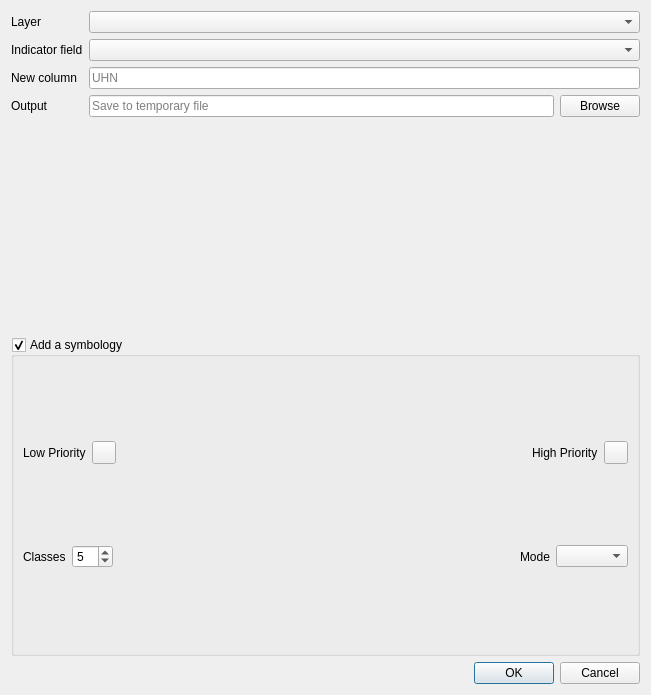
ePublicHealth/GeoPublicHealth, file ui/analysis/composite_index.ui: the form before one commit.
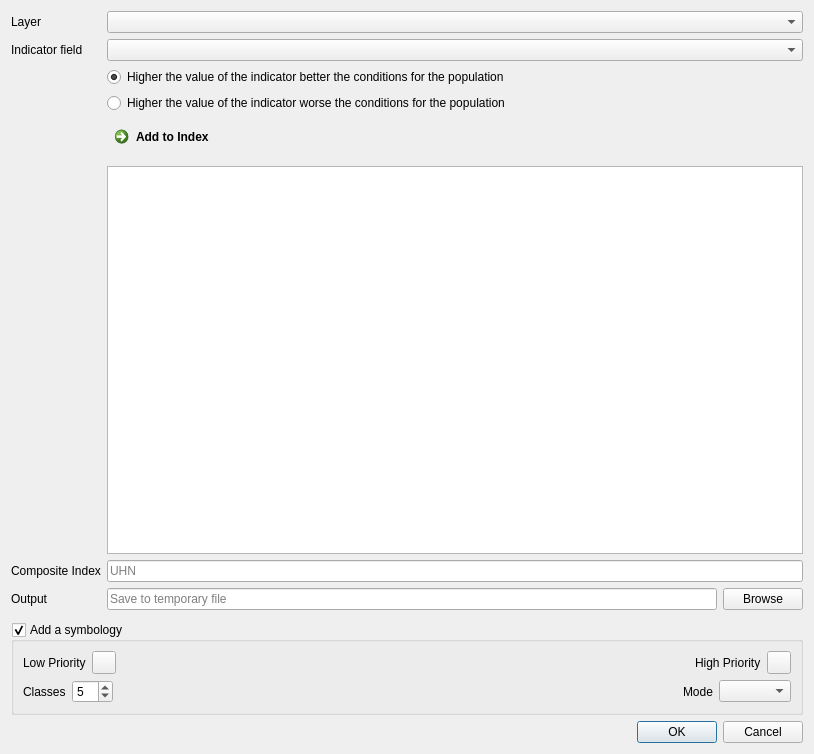
The form after the commit. Custom widgets are drawn as their Qt base class.

Commit message: Include List Widget for adding selected indicators for the Composite Index

```diff
--- a/ui/analysis/composite_index.ui
+++ b/ui/analysis/composite_index.ui
@@ -6,8 +6,8 @@
    <rect>
     <x>0</x>
     <y>0</y>
-    <width>651</width>
-    <height>695</height>
+    <width>814</width>
+    <height>754</height>
    </rect>
   </property>
   <property name="windowTitle">
@@ -53,31 +53,21 @@
        </property>
       </widget>
      </item>
-     <item row="5" column="0">
+     <item row="9" column="0">
       <widget class="QLabel" name="label_3">
        <property name="text">
-        <string>New column</string>
+        <string>Composite Index</string>
        </property>
       </widget>
      </item>
-     <item row="5" column="1">
-      <widget class="QLineEdit" name="le_new_column">
-       <property name="maxLength">
-        <number>10</number>
-       </property>
-       <property name="placeholderText">
-        <string>UHN</string>
-       </property>
-      </widget>
-     </item>
-     <item row="6" column="0">
+     <item row="10" column="0">
       <widget class="QLabel" name="label_8">
        <property name="text">
         <string>Output</string>
        </property>
       </widget>
      </item>
-     <item row="6" column="1">
+     <item row="10" column="1">
       <layout class="QHBoxLayout" name="horizontalLayout_6">
        <item>
         <widget class="QLineEdit" name="le_output_filepath">
@@ -95,9 +85,52 @@
        </item>
       </layout>
      </item>
-     <item row="7" column="1">
+     <item row="11" column="1">
       <layout class="QHBoxLayout" name="horizontalLayout"/>
      </item>
+     <item row="5" column="1">
+      <widget class="QRadioButton" name="radioButton_vector_positive">
+       <property name="text">
+        <string>Higher the value of the indicator better the conditions for the population</string>
+       </property>
+       <property name="checked">
+        <bool>true</bool>
+       </property>
+       <attribute name="buttonGroup">
+        <string notr="true">buttonGroup_2</string>
+       </attribute>
+      </widget>
+     </item>
+     <item row="6" column="1">
+      <widget class="QRadioButton" name="radioButton_vector_negative">
+       <property name="text">
+        <string>Higher the value of the indicator worse the conditions for the population</string>
+       </property>
+       <attribute name="buttonGroup">
+        <string notr="true">buttonGroup_2</string>
+       </attribute>
+      </widget>
+     </item>
+     <item row="9" column="1">
+      <widget class="QLineEdit" name="le_new_column">
+       <property name="maxLength">
+        <number>10</number>
+       </property>
+       <property name="placeholderText">
+        <string>UHN</string>
+       </property>
+      </widget>
+     </item>
+     <item row="8" column="1">
+      <widget class="QListWidget" name="cbx_list_indicators"/>
+     </item>
+     <item row="7" column="1">
+      <widget class="QCommandLinkButton" name="command_link_button">
+       <property name="text">
+        <string>Add to Index</string>
+       </property>
+      </widget>
+     </item>
     </layout>
    </item>
    <item>
```
Left out of the diff: 3 changed lines with no effect on the pictures. The commit also changes 3 other files.
